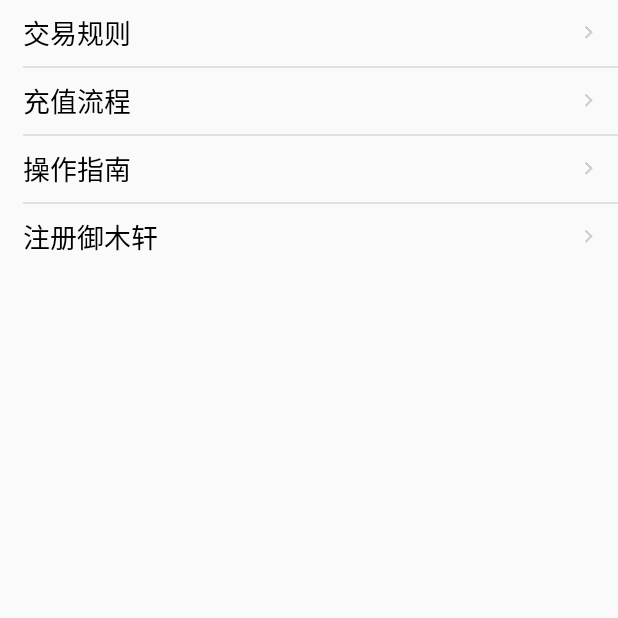
After one commit to chujj/PullRefreshRecyclerView, an Android app: the fragment HelperEntryFragment shown on its own in the app's theme, on a phone screen of 412 x 824 dp, the top half of it. The commit adds this screen. Run offline under Robolectric (Android 15) with nearby library versions, the phone set to English and light mode, and no system bars; our stand-ins replace ButterKnife; 1 statement that could not run was skipped.

Commit message:
增加帮助页面

```diff
--- a/app/src/main/AndroidManifest.xml
+++ b/app/src/main/AndroidManifest.xml
@@ -100,6 +100,9 @@
 
         <activity android:name=".home.OrderActivity"/>
 
+
+        <activity android:name=".home.ImageListActivity"/>
+
     </application>
 
 
--- /dev/null
+++ b/app/src/main/java/com/biaoyixin/shangcheng/home/HelperEntryFragment.java
@@ -0,0 +1,74 @@
+package com.biaoyixin.shangcheng.home;
+
+import android.content.Intent;
+import android.os.Bundle;
+import android.support.annotation.Nullable;
+import android.view.LayoutInflater;
+import android.view.View;
+import android.view.ViewGroup;
+import android.widget.TextView;
+
+import com.biaoyixin.shangcheng.R;
+import com.biaoyixin.shangcheng.R2;
+import com.biaoyixin.shangcheng.base.BaseFragment;
+import com.biaoyixin.shangcheng.base.CommonUtils;
+
+import java.util.ArrayList;
+import java.util.List;
+
+import butterknife.BindViews;
+import butterknife.ButterKnife;
+
+/**
+ * Created by zhujj on 17-11-19.
+ */
+public class HelperEntryFragment extends BaseFragment {
+
+
+    @BindViews({R2.id.entry_1, R2.id.entry_2, R2.id.entry_3, R2.id.entry_4})
+    View[] mEntries;
+
+
+
+    List<Object[]> mEntriesConfig = new ArrayList() {
+        {
+            add(new Object[] {"交易规则"});
+            add(new Object[] {"充值流程"});
+            add(new Object[] {"操作指南"});
+            add(new Object[] {"注册御木轩"});
+        }};
+
+
+    @Nullable
+    @Override
+    public View onCreateView(LayoutInflater inflater, @Nullable ViewGroup container, @Nullable Bundle savedInstanceState) {
+        View view = inflater.inflate(R.layout.helper_fragment, container, false);
+        return view;
+    }
+
+    @Override
+    public void onViewCreated(View view, @Nullable Bundle savedInstanceState) {
+        super.onViewCreated(view, savedInstanceState);
+
+        ButterKnife.bind(this, view);
+
+        for (int i = 0; i < mEntries.length; i++) {
+
+            ((TextView) CommonUtils.findView(mEntries[i], R.id.name)).setText(
+                    (String)mEntriesConfig.get(i)[0]
+            );
+
+
+            final String[] images = (String[]) mEntriesConfig.get(i)[1];
+            mEntries[i].setOnClickListener(new View.OnClickListener() {
+                @Override
+                public void onClick(View v) {
+                    Intent it = new Intent(getContext(), ImageListActivity.class);
+                    it.putExtra("images", images);
+                    HelperEntryFragment.this.startActivity(it);
+                }
+            });
+        }
+    }
+
+}
--- a/app/src/main/java/com/biaoyixin/shangcheng/home/HomeActivity.java
+++ b/app/src/main/java/com/biaoyixin/shangcheng/home/HomeActivity.java
@@ -51,10 +51,10 @@ public class HomeActivity extends BaseActivity {
 
     private String[] mFragmentNames = new String[] {
             ShangChengFragment.class.getName(),
-            EmptyFragment.class.getName(),
+            WebViewFragment.class.getName(),
             TradeHomeFragment.class.getName(),
             MineFragment.class.getName(),
-            WebViewFragment.class.getName(),
+            HelperEntryFragment.class.getName(),
     };
 
     private int mIndex = 0; // default 0
--- /dev/null
+++ b/app/src/main/res/layout/help_entry.xml
@@ -0,0 +1,31 @@
+<?xml version="1.0" encoding="utf-8"?>
+<LinearLayout xmlns:android="http://schemas.android.com/apk/res/android"
+    android:layout_width="match_parent"
+    android:layout_height="44dp"
+    xmlns:tool="http://schemas.android.com/tools"
+    android:orientation="horizontal"
+    android:gravity="center_vertical">
+
+    <TextView
+        android:id="@+id/name"
+        android:layout_width="0dp"
+        android:layout_height="wrap_content"
+        android:layout_weight="1"
+        android:layout_marginLeft="15dp"
+        android:textSize="18sp"
+        android:textColor="#000"
+        tool:text="haha"
+
+        />
+
+
+    <ImageView
+        android:layout_width="8dp"
+        android:layout_height="wrap_content"
+        android:layout_marginRight="15dp"
+        android:src="@drawable/mine_fragment_entry_right_more"
+        />
+
+
+
+</LinearLayout>
--- /dev/null
+++ b/app/src/main/res/layout/helper_fragment.xml
@@ -0,0 +1,43 @@
+<?xml version="1.0" encoding="utf-8"?>
+<LinearLayout xmlns:android="http://schemas.android.com/apk/res/android"
+    xmlns:tool="http://schemas.android.com/tools"
+    android:orientation="vertical"
+    android:layout_width="match_parent"
+    android:layout_height="match_parent">
+
+
+    <include
+        android:id="@+id/entry_1"
+        layout="@layout/help_entry"/>
+
+    <View
+        android:layout_width="match_parent"
+        android:layout_height="1dp"
+        android:layout_marginLeft="15dp"
+        android:background="#e0e0e0"/>
+
+    <include
+        android:id="@+id/entry_2"
+        layout="@layout/help_entry"/>
+
+    <View
+        android:layout_width="match_parent"
+        android:layout_height="1dp"
+        android:layout_marginLeft="15dp"
+        android:background="#e0e0e0"/>
+
+    <include
+        android:id="@+id/entry_3"
+        layout="@layout/help_entry"/>
+
+    <View
+        android:layout_width="match_parent"
+        android:layout_height="1dp"
+        android:layout_marginLeft="15dp"
+        android:background="#e0e0e0"/>
+
+    <include
+        android:id="@+id/entry_4"
+        layout="@layout/help_entry"/>
+
+</LinearLayout>
```
Also changed, not shown: app/src/main/java/com/biaoyixin/shangcheng/home/ImageListActivity.java (added, +40 -0 lines), app/src/main/res/layout/image_list_activity.xml (added, +35 -0 lines).
